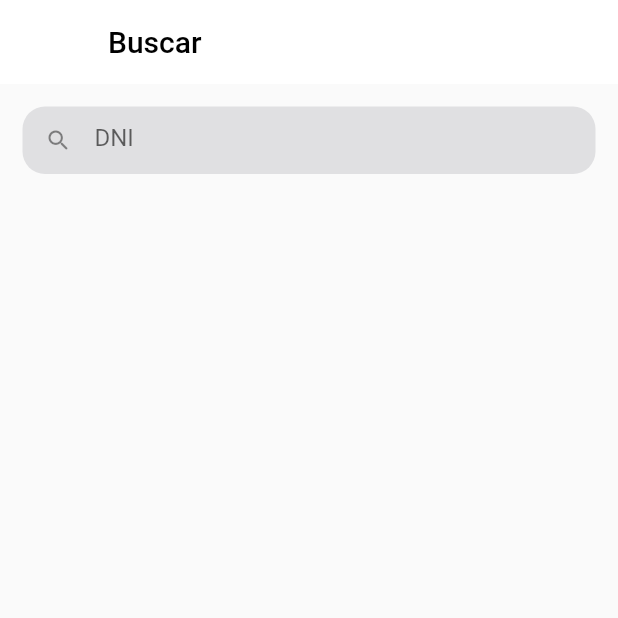
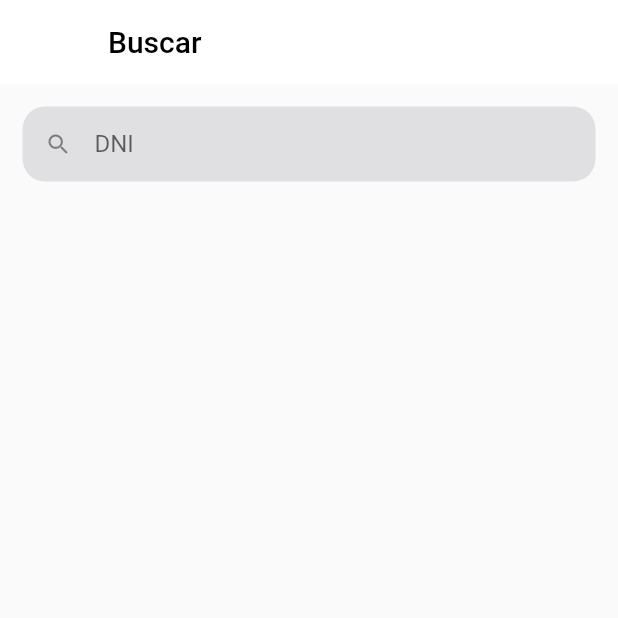
Before and after one commit to braiann/hp-frontend, a Flutter app: the Home screen opened directly, item 4 of the bottom bar chosen, on a phone screen of 412 x 824 dp, the top half of it. Run offline on Flutter 3.47's test engine with Material 2 defaults, Android fonts, the light colour scheme and no system bars.

Commit message:
id para pantlalas

```diff
--- a/lib/main.dart
+++ b/lib/main.dart
@@ -19,8 +19,8 @@ class MyApp extends StatelessWidget {
       title: 'Hospital',
       initialRoute: 'login',
       routes: {
-        '/': (context) => const Home(),
-        'login': (context) => const LogIn(),
+        Home.id: (context) => const Home(),
+        LogIn.id: (context) => const LogIn(),
       },
     );
   }
--- a/lib/screens/buscar.dart
+++ b/lib/screens/buscar.dart
@@ -20,7 +20,7 @@ class Buscar extends StatelessWidget {
         child: Column(
           children: [
             SizedBox(
-              height: 45,
+              height: 50,
               child: TextField(
                 keyboardType: const TextInputType.numberWithOptions(),
                 decoration: InputDecoration(
--- a/lib/screens/home.dart
+++ b/lib/screens/home.dart
@@ -4,6 +4,8 @@ import 'package:hp_frontend/screens/mi_informacion.dart';
 import 'buscar.dart';
 
 class Home extends StatefulWidget {
+  static String id = '/';
+
   const Home({Key? key}) : super(key: key);
 
   @override
--- a/lib/screens/login.dart
+++ b/lib/screens/login.dart
@@ -2,6 +2,7 @@ import 'package:flutter/cupertino.dart';
 import 'package:flutter/material.dart';
 
 class LogIn extends StatelessWidget {
+  static String id = 'login';
   const LogIn({Key? key}) : super(key: key);
 
   @override
```
